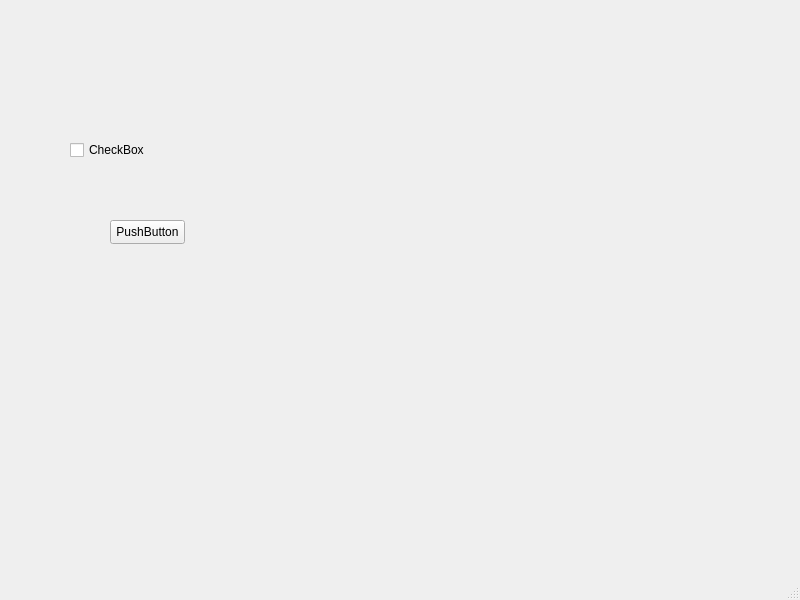
Before: the Qt Designer form mainwindow.ui in RomanB51/Interface, drawn with Qt 5.
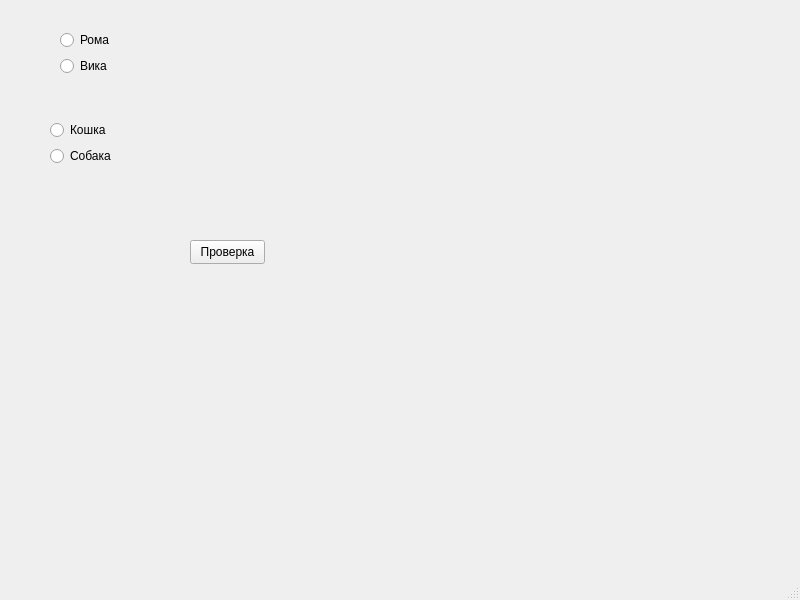
After: the same form once the commit is applied.

```diff
--- a/mainwindow.ui
+++ b/mainwindow.ui
@@ -14,32 +14,71 @@
    <string>MainWindow</string>
   </property>
   <widget class="QWidget" name="centralwidget">
-   <widget class="QCheckBox" name="checkBox">
-    <property name="geometry">
-     <rect>
-      <x>70</x>
-      <y>140</y>
-      <width>75</width>
-      <height>20</height>
-     </rect>
-    </property>
-    <property name="text">
-     <string>CheckBox</string>
-    </property>
-   </widget>
    <widget class="QPushButton" name="pushButton">
     <property name="geometry">
      <rect>
-      <x>110</x>
-      <y>220</y>
+      <x>190</x>
+      <y>240</y>
       <width>75</width>
       <height>24</height>
      </rect>
     </property>
     <property name="text">
-     <string>PushButton</string>
+     <string>Проверка</string>
     </property>
    </widget>
+   <widget class="QWidget" name="">
+    <property name="geometry">
+     <rect>
+      <x>50</x>
+      <y>120</y>
+      <width>65</width>
+      <height>48</height>
+     </rect>
+    </property>
+    <layout class="QVBoxLayout" name="verticalLayout">
+     <item>
+      <widget class="QRadioButton" name="radioButton_3">
+       <property name="text">
+        <string>Кошка</string>
+       </property>
+      </widget>
+     </item>
+     <item>
+      <widget class="QRadioButton" name="radioButton_4">
+       <property name="text">
+        <string>Собака</string>
+       </property>
+      </widget>
+     </item>
+    </layout>
+   </widget>
+   <widget class="QWidget" name="">
+    <property name="geometry">
+     <rect>
+      <x>60</x>
+      <y>30</y>
+      <width>54</width>
+      <height>48</height>
+     </rect>
+    </property>
+    <layout class="QVBoxLayout" name="verticalLayout_2">
+     <item>
+      <widget class="QRadioButton" name="radioButton">
+       <property name="text">
+        <string>Рома</string>
+       </property>
+      </widget>
+     </item>
+     <item>
+      <widget class="QRadioButton" name="radioButton_2">
+       <property name="text">
+        <string>Вика</string>
+       </property>
+      </widget>
+     </item>
+    </layout>
+   </widget>
   </widget>
   <widget class="QMenuBar" name="menubar">
    <property name="geometry">
```
